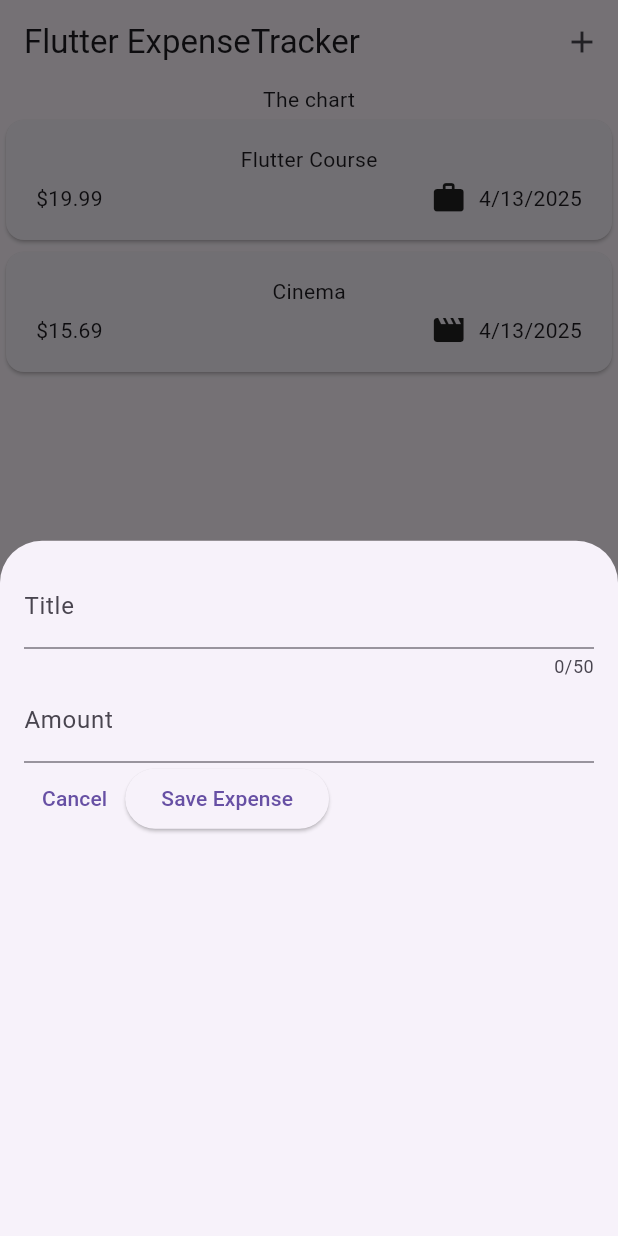
After one commit to einalem4/flutter-expense-tracker, a Flutter app: the screen it shows after launch, after a tap on the "add" icon, on a phone screen of 412 x 824 dp. The commit adds this screen. Run offline on Flutter 3.47's test engine with Material 3 defaults, Android fonts, the phone set to English and light mode, and no system bars.

Commit message:
Add NewExpense widget and integrate it into Expenses screen

```diff
--- a/lib/widgets/expenses.dart
+++ b/lib/widgets/expenses.dart
@@ -1,6 +1,7 @@
 import 'package:flutter/material.dart';
 import 'package:expense_tracker/widgets/expenses_list/expenses_list.dart';
 import 'package:expense_tracker/models/expense.dart';
+import 'package:expense_tracker/widgets/new_expense.dart';
 
 class Expenses extends StatefulWidget {
   const Expenses({super.key});
@@ -27,9 +28,25 @@ class _ExpensesState extends State<Expenses> {
     ),
   ];
 
+  void _openAddExpenseOverlay() {
+    showModalBottomSheet(
+      context: context,
+      builder: (ctx) => const NewExpense(),
+    );
+  }
+
   @override
   Widget build(BuildContext context) {
     return Scaffold(
+      appBar: AppBar(
+        title: const Text('Flutter ExpenseTracker'),
+        actions: [
+          IconButton(
+            onPressed: _openAddExpenseOverlay,
+            icon: const Icon(Icons.add),
+          ),
+        ],
+      ),
       body: Column(
         children: [
           const Text('The chart'),
--- /dev/null
+++ b/lib/widgets/new_expense.dart
@@ -0,0 +1,63 @@
+import 'package:flutter/material.dart';
+
+class NewExpense extends StatefulWidget {
+  const NewExpense({super.key});
+
+  @override
+  State<NewExpense> createState() {
+    return _NewExpenseState();
+  }
+}
+
+class _NewExpenseState extends State<NewExpense> {
+  final _titleController = TextEditingController();
+  final _amountController = TextEditingController();
+
+  @override
+  void dispose() {
+    _titleController.dispose();
+    _amountController.dispose();
+    super.dispose();
+  }
+
+  @override
+  Widget build(BuildContext context) {
+    return Padding(
+      padding: const EdgeInsets.all(16),
+      child: Column(
+        children: [
+          TextField(
+            controller: _titleController,
+            maxLength: 50,
+            decoration: const InputDecoration(
+              label: Text('Title'),
+            ),
+          ),
+          TextField(
+            controller: _amountController,
+            keyboardType: TextInputType.number,
+            decoration: const InputDecoration(
+              prefixText: '\$ ',
+              label: Text('Amount'),
+            ),
+          ),
+          Row(
+            children: [
+              TextButton(
+                onPressed: () {},
+                child: const Text('Cancel'),
+              ),
+              ElevatedButton(
+                onPressed: () {
+                  print(_titleController.text);
+                  print(_amountController.text);
+                },
+                child: const Text('Save Expense'),
+              ),
+            ],
+          ),
+        ],
+      ),
+    );
+  }
+}
```
